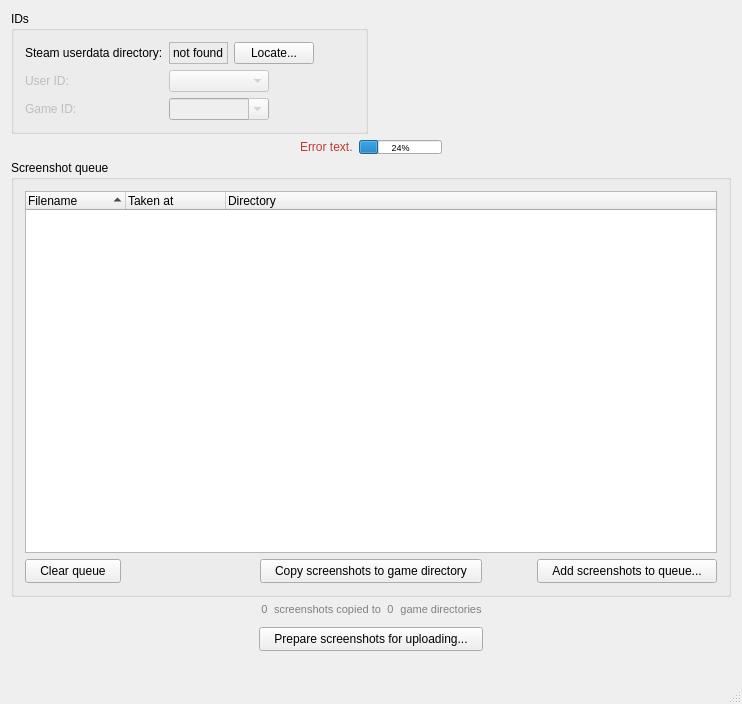
Before: the Qt Designer form mainwindow.ui in awthwathje/SteaScree, drawn with Qt 5.
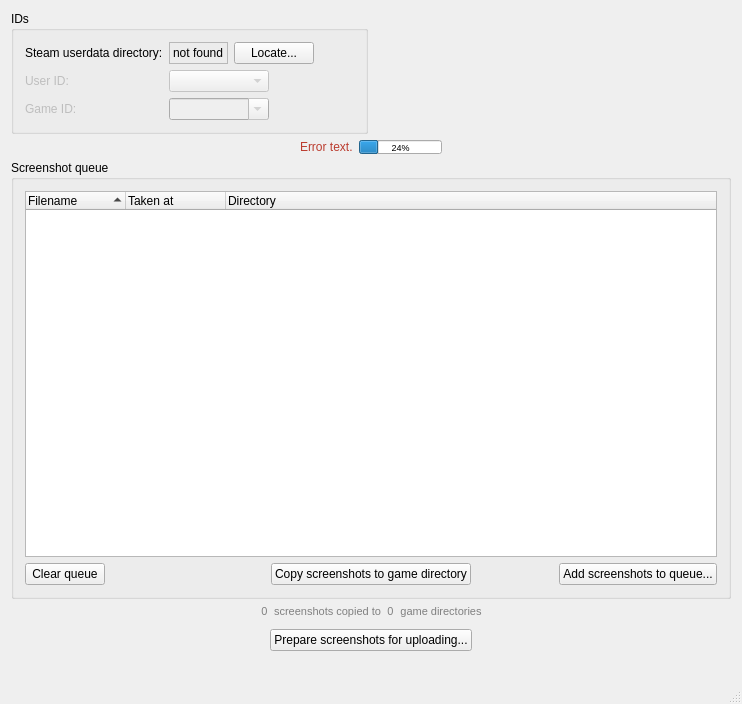
After: the same form once the commit is applied.

Commit message: Fixed a bug where screenshots with identical creation timestamps were not copied. Now, if the timestamp overlaps for several screenshots, each of them has identical basename, but different incremental integer after the underscore and before ".jpg" extension. Button padding are now set in-code for a more convenient binary building across different platforms platform. Some comments to the code added.

What changed in the file:
```diff
--- a/mainwindow.ui
+++ b/mainwindow.ui
@@ -56,16 +56,13 @@
                  <verstretch>0</verstretch>
                 </sizepolicy>
                </property>
-               <property name="styleSheet">
-                <string notr="true">padding: 4px 14px</string>
-               </property>
                <property name="text">
                 <string>Clear queue</string>
                </property>
               </widget>
              </item>
              <item>
-              <spacer name="horizontalSpacer_4">
+              <spacer name="horizontalSpacer_11">
                <property name="orientation">
                 <enum>Qt::Horizontal</enum>
                </property>
@@ -88,16 +85,13 @@
                  <verstretch>0</verstretch>
                 </sizepolicy>
                </property>
-               <property name="styleSheet">
-                <string notr="true">padding: 4px 14px</string>
-               </property>
                <property name="text">
                 <string>Copy screenshots to game directory</string>
                </property>
               </widget>
              </item>
              <item>
-              <spacer name="horizontalSpacer_3">
+              <spacer name="horizontalSpacer_10">
                <property name="orientation">
                 <enum>Qt::Horizontal</enum>
                </property>
@@ -120,9 +114,6 @@
                  <verstretch>0</verstretch>
                 </sizepolicy>
                </property>
-               <property name="styleSheet">
-                <string notr="true">padding: 4px 14px</string>
-               </property>
                <property name="text">
                 <string>Add screenshots to queue...</string>
                </property>
@@ -215,16 +206,13 @@
             <verstretch>0</verstretch>
            </sizepolicy>
           </property>
-          <property name="styleSheet">
-           <string notr="true">padding: 4px 14px</string>
-          </property>
           <property name="text">
            <string>Prepare screenshots for uploading...</string>
           </property>
          </widget>
         </item>
         <item>
-         <spacer name="horizontalSpacer4">
+         <spacer name="horizontalSpacer_2">
           <property name="orientation">
            <enum>Qt::Horizontal</enum>
           </property>
@@ -242,7 +230,7 @@
        </layout>
       </item>
       <item row="0" column="3">
-       <spacer name="horizontalSpacer_7">
+       <spacer name="horizontalSpacer_12">
         <property name="orientation">
          <enum>Qt::Horizontal</enum>
         </property>
```
Left out of the diff: 15 changed lines with no effect on the pictures. The commit also changes 3 other files.
